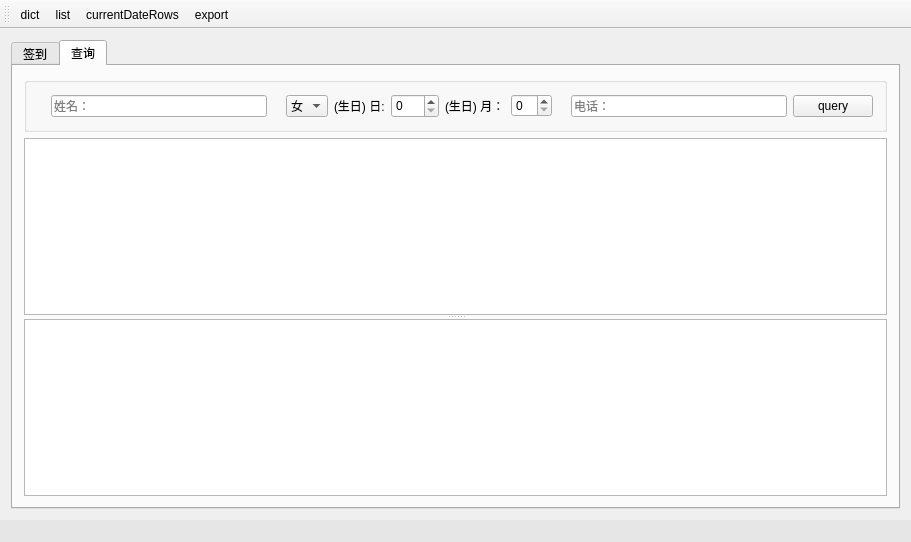
First picture: the form in mainwindow.ui, repository crouse/memory, before the edit.
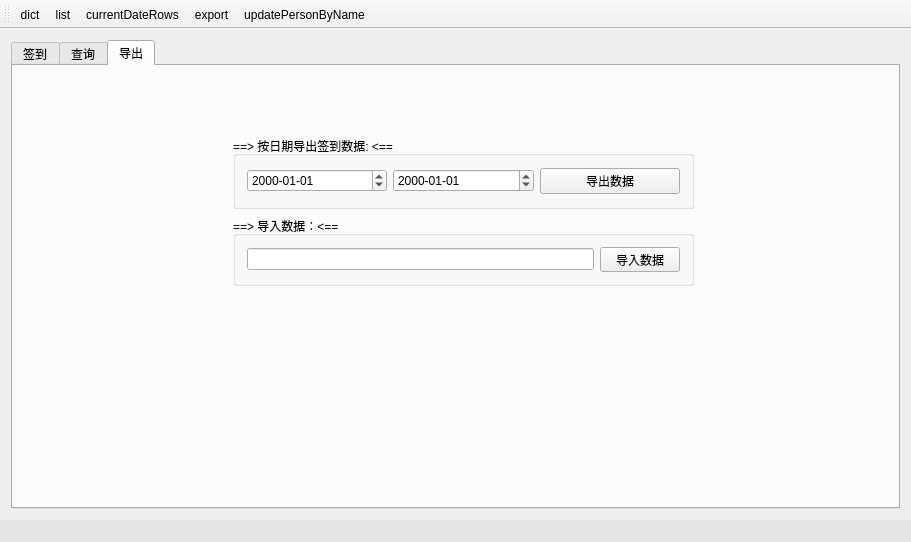
Second picture: the form after the edit.

Commit message: update add export data

Diff of the .ui file:
```diff
--- a/mainwindow.ui
+++ b/mainwindow.ui
@@ -33,7 +33,7 @@
        <enum>QTabWidget::North</enum>
       </property>
       <property name="currentIndex">
-       <number>1</number>
+       <number>2</number>
       </property>
       <property name="elideMode">
        <enum>Qt::ElideRight</enum>
@@ -347,6 +347,72 @@
         </item>
        </layout>
       </widget>
+      <widget class="QWidget" name="tabData">
+       <attribute name="title">
+        <string>导出</string>
+       </attribute>
+       <widget class="QGroupBox" name="groupBoxDataExport">
+        <property name="geometry">
+         <rect>
+          <x>220</x>
+          <y>70</y>
+          <width>461</width>
+          <height>73</height>
+         </rect>
+        </property>
+        <property name="title">
+         <string>==&gt; 按日期导出签到数据: &lt;==</string>
+        </property>
+        <layout class="QHBoxLayout" name="horizontalLayout_4">
+         <item>
+          <widget class="QDateEdit" name="dateEditDataExportStart">
+           <property name="displayFormat">
+            <string>yyyy-MM-dd</string>
+           </property>
+          </widget>
+         </item>
+         <item>
+          <widget class="QDateEdit" name="dateEditDataExportEnd">
+           <property name="displayFormat">
+            <string>yyyy-MM-dd</string>
+           </property>
+          </widget>
+         </item>
+         <item>
+          <widget class="QPushButton" name="pushButtonDataExport">
+           <property name="text">
+            <string>导出数据</string>
+           </property>
+          </widget>
+         </item>
+        </layout>
+       </widget>
+       <widget class="QGroupBox" name="groupBox">
+        <property name="geometry">
+         <rect>
+          <x>220</x>
+          <y>150</y>
+          <width>461</width>
+          <height>70</height>
+         </rect>
+        </property>
+        <property name="title">
+         <string>==&gt; 导入数据：&lt;==</string>
+        </property>
+        <layout class="QHBoxLayout" name="horizontalLayout_5">
+         <item>
+          <widget class="QLineEdit" name="lineEditDataImport"/>
+         </item>
+         <item>
+          <widget class="QPushButton" name="pushButtonDataImport">
+           <property name="text">
+            <string>导入数据</string>
+           </property>
+          </widget>
+         </item>
+        </layout>
+       </widget>
+      </widget>
      </widget>
     </item>
    </layout>
@@ -380,6 +446,7 @@
    <addaction name="actionList"/>
    <addaction name="actionCurrentDateRows"/>
    <addaction name="actionExport"/>
+   <addaction name="actionUpdatePerson"/>
   </widget>
   <action name="actionDict">
    <property name="text">
@@ -404,6 +471,11 @@
     <string>备份数据库到文档路径</string>
    </property>
   </action>
+  <action name="actionUpdatePerson">
+   <property name="text">
+    <string>updatePersonByName</string>
+   </property>
+  </action>
  </widget>
  <layoutdefault spacing="6" margin="11"/>
  <tabstops>
```
The commit also changes 2 other files.
